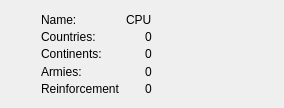
Old version of the form gui/playerinfowidget.ui in the repository TaimoorRana/Risk.
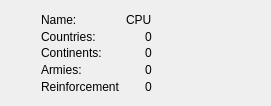
New version of the form.

Diff of the .ui file:
```diff
--- a/gui/playerinfowidget.ui
+++ b/gui/playerinfowidget.ui
@@ -6,8 +6,8 @@
    <rect>
     <x>0</x>
     <y>0</y>
-    <width>284</width>
-    <height>108</height>
+    <width>271</width>
+    <height>106</height>
    </rect>
   </property>
   <property name="windowTitle">
@@ -38,7 +38,7 @@
         </size>
        </property>
        <property name="text">
-        <string> </string>
+        <string/>
        </property>
       </widget>
      </item>
```
